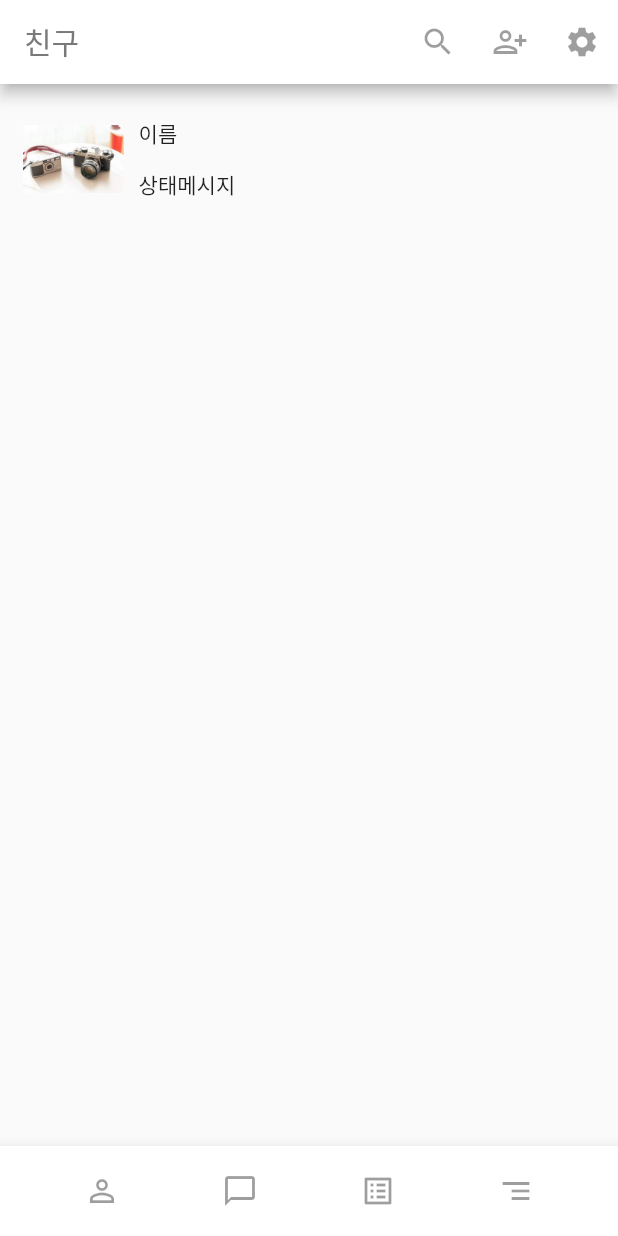
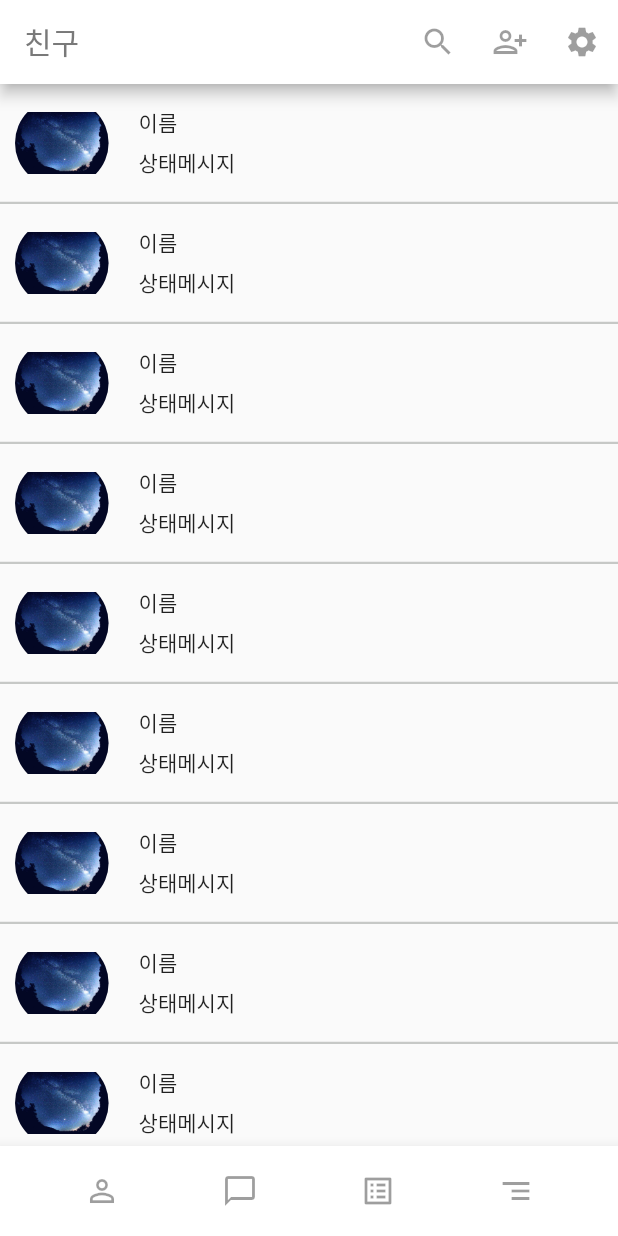
Before and after one commit to ChoiYoungHan/SNSApplication, a Flutter app: the screen it shows after launch, on a phone screen of 412 x 824 dp. Run offline on Flutter 3.47's test engine with Material 2 defaults, Android fonts, the phone set to English and light mode, and no system bars.

Commit message:
Create only the friend list format using the list view (리스트 뷰를 이용한 친구목록 형태만 만들어보기)

```diff
--- a/lib/main.dart
+++ b/lib/main.dart
@@ -34,32 +34,27 @@ class HomeScreen extends StatelessWidget{
           IconButton(icon: Icon(Icons.settings), onPressed: null) // 설정 아이콘
         ],
       ),
-      body: Container(
-        height: 100, // 세로 150
-        child: Row(
-          children: [
-            Flexible(child: Padding( // 여백을 주기 위해 사용하는 위젯
-              padding: EdgeInsets.fromLTRB(15, 0, 0, 0), // 좌측에 15만큼 여백을 줌
-              child: ClipRRect( // 네모의 각진 부분을 둥글게 하고 싶을 때 사용
-                  borderRadius: BorderRadius.circular(55), // 4면을 55만큼 줄여서 둥글게 함
-                  child: Image.asset('assets/Camera.jpg', width: 100, height: 100))
-            ), flex: 2
-            ),
-            Flexible(child: Container(
-              width: double.infinity, // 길이를 최대로
-              padding: EdgeInsets.all(10), // 모든 면의 여백을 10
-              child: Column( // 세로
-                mainAxisAlignment: MainAxisAlignment.spaceEvenly,
-                crossAxisAlignment: CrossAxisAlignment.start,
-                children: [
-                  Flexible(child: Text('이름'), flex: 1),
-                  Flexible(child: Text('상태메시지'), flex: 1)
-                ],
-              ),
-            ), flex: 8
-            )
-          ],
-        ),
+      body: ListView(
+        padding: EdgeInsets.zero,
+        scrollDirection: Axis.vertical,
+        children: [
+          fritend_list(),
+          fritend_list(),
+          fritend_list(),
+          fritend_list(),
+          fritend_list(),
+          fritend_list(),
+          fritend_list(),
+          fritend_list(),
+          fritend_list(),
+          fritend_list(),
+          fritend_list(),
+          fritend_list(),
+          fritend_list(),
+          fritend_list(),
+          fritend_list(),
+          fritend_list(),
+        ],
       ),
       bottomNavigationBar: BottomAppBar(
         child: Container( // 가로로 정렬
@@ -78,3 +73,46 @@ class HomeScreen extends StatelessWidget{
     );
   }
 }
+
+class fritend_list extends StatelessWidget {
+  const fritend_list({Key? key}) : super(key: key);
+
+  @override
+  Widget build(BuildContext context) {
+    return Container(
+      height: 80, // 박스의 세로 길이를 100으로 함
+      decoration: BoxDecoration(
+          border: Border(bottom: BorderSide(
+              color: Color(0xffC6C8C6),
+              width: 1.5
+          ))
+      ),
+      child: Row( // 박스 안에는 가로로 박스를 두 개 더 넣을 것임
+        children: [
+          Flexible(child: Container(
+              width: double.infinity, height: double.infinity,
+              child: Padding( // 여백을 주기 위해 사용하는 위젯
+                padding: EdgeInsets.fromLTRB(10, 10, 10, 10), // 좌측에 15만큼의 여백을 줌
+                child: ClipRRect( // 네모의 각진 부분을 둥글게 하고 싶을 때 사용
+                  borderRadius: BorderRadius.circular(45), // 네 면을 45만큼 줄임
+                  child: Image.asset('assets/sky.jpg', width: 100, height: 100),
+                ),
+              )
+          ), flex: 2),
+          Flexible(child: Container(
+            width: double.infinity, height: double.infinity, // 가로 세로를 비율 최대로
+            padding: EdgeInsets.all(10), // 모든 면의 여백을 10
+            child: Column( // 텍스트 위젯을 2개 세로로 줄 것이기에 사용
+              mainAxisAlignment: MainAxisAlignment.spaceEvenly,
+              crossAxisAlignment: CrossAxisAlignment.start,
+              children: [
+                Flexible(child: Text('이름'), flex: 1),
+                Flexible(child: Text('상태메시지'), flex: 1)
+              ],
+            ),
+          ), flex: 8)
+        ],
+      ),
+    );
+  }
+}
```
Also changed, not shown: assets/sky.jpg (added).
